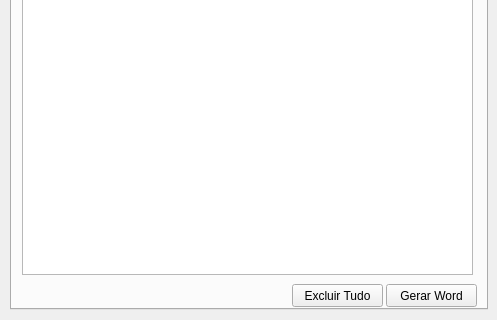
First picture: the form in frms/frm_principal.ui, repository luissantananet/Projeto_New_Colaborador, before the edit; both pictures show x 0 to 497 and y 192 to 512 of the 497 by 512 pixel window.
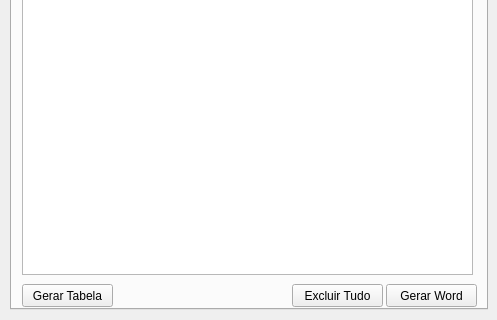
Second picture: the form after the edit.

Patch:
```diff
--- a/frms/frm_principal.ui
+++ b/frms/frm_principal.ui
@@ -116,6 +116,19 @@
        <string>Excluir Tudo</string>
       </property>
      </widget>
+     <widget class="QPushButton" name="btn_GerarTabela">
+      <property name="geometry">
+       <rect>
+        <x>10</x>
+        <y>440</y>
+        <width>91</width>
+        <height>23</height>
+       </rect>
+      </property>
+      <property name="text">
+       <string>Gerar Tabela</string>
+      </property>
+     </widget>
     </widget>
     <widget class="QWidget" name="tab_registro">
      <attribute name="title">
```
Left out of the diff: 67 changed lines with no effect on the pictures.
